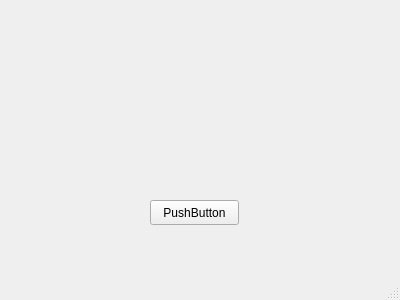
Above: mainwindow.ui from andregri/QtCurvesCPP before the change. Below: the same form after it.
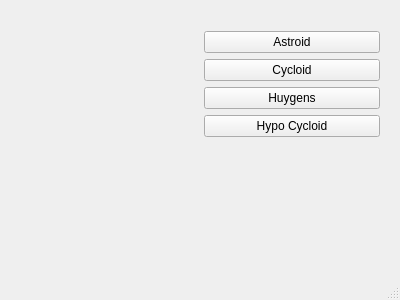
That is the form after the change. Custom widgets are drawn as their Qt base class.

Commit message: add render area

Patch:
```diff
--- a/mainwindow.ui
+++ b/mainwindow.ui
@@ -14,23 +14,78 @@
    <string>MainWindow</string>
   </property>
   <widget class="QWidget" name="centralWidget">
-   <widget class="QPushButton" name="pushButton">
+   <widget class="QWidget" name="">
     <property name="geometry">
      <rect>
-      <x>150</x>
-      <y>200</y>
-      <width>89</width>
-      <height>25</height>
+      <x>10</x>
+      <y>20</y>
+      <width>381</width>
+      <height>251</height>
      </rect>
     </property>
-    <property name="text">
-     <string>PushButton</string>
-    </property>
+    <layout class="QGridLayout" name="gridLayout">
+     <item row="0" column="0">
+      <widget class="RenderArea" name="renderArea" native="true"/>
+     </item>
+     <item row="0" column="1">
+      <layout class="QVBoxLayout" name="verticalLayout">
+       <item>
+        <widget class="QPushButton" name="btnAstroid">
+         <property name="text">
+          <string>Astroid</string>
+         </property>
+        </widget>
+       </item>
+       <item>
+        <widget class="QPushButton" name="btnCycloid">
+         <property name="text">
+          <string>Cycloid</string>
+         </property>
+        </widget>
+       </item>
+       <item>
+        <widget class="QPushButton" name="bntHuygens">
+         <property name="text">
+          <string>Huygens</string>
+         </property>
+        </widget>
+       </item>
+       <item>
+        <widget class="QPushButton" name="bntHypoCycloid">
+         <property name="text">
+          <string>Hypo Cycloid</string>
+         </property>
+        </widget>
+       </item>
+       <item>
+        <spacer name="verticalSpacer">
+         <property name="orientation">
+          <enum>Qt::Vertical</enum>
+         </property>
+         <property name="sizeHint" stdset="0">
+          <size>
+           <width>20</width>
+           <height>40</height>
+          </size>
+         </property>
+        </spacer>
+       </item>
+      </layout>
+     </item>
+    </layout>
    </widget>
   </widget>
   <widget class="QStatusBar" name="statusBar"/>
  </widget>
  <layoutdefault spacing="6" margin="11"/>
+ <customwidgets>
+  <customwidget>
+   <class>RenderArea</class>
+   <extends>QWidget</extends>
+   <header>renderarea.h</header>
+   <container>1</container>
+  </customwidget>
+ </customwidgets>
  <resources/>
  <connections/>
 </ui>
```
The commit also changes 5 other files.
